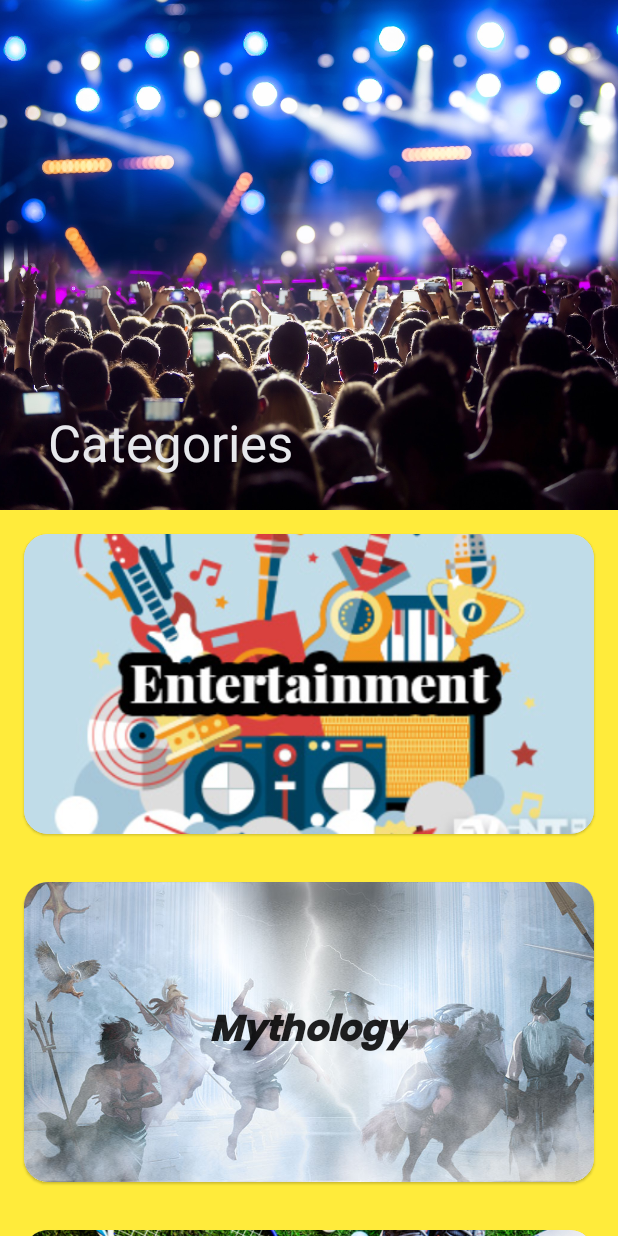
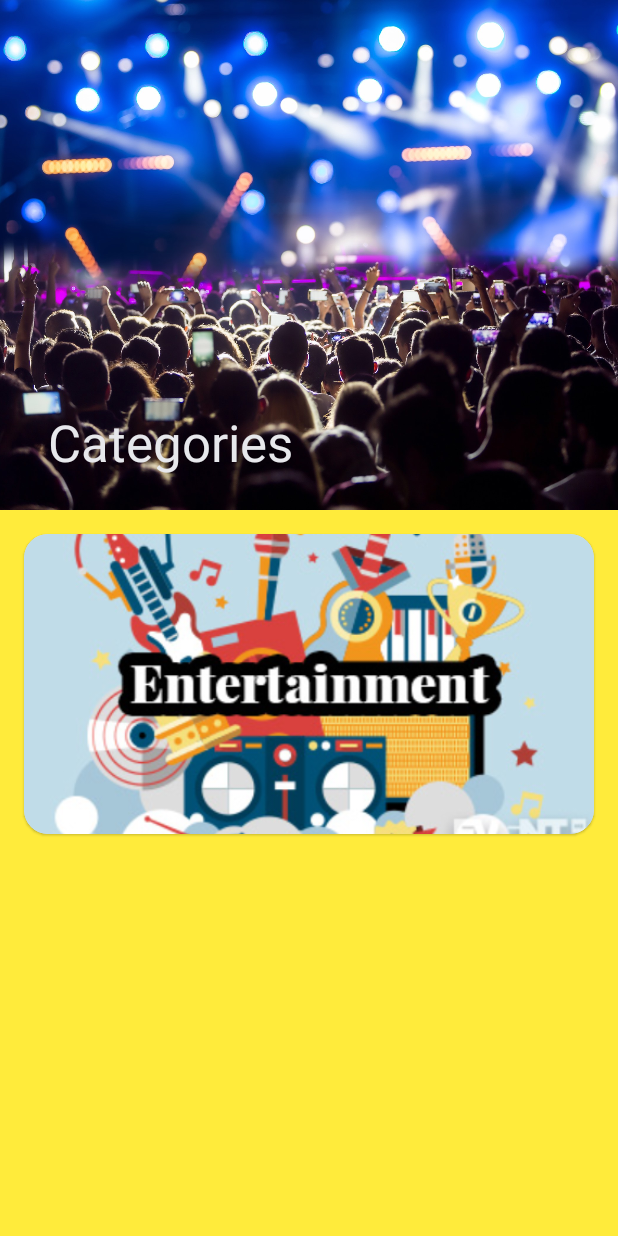
Before and after one commit to githubashutoshsoni/QuizApp, an Android app: the fragment ChooseCategory shown on its own in the app's theme, after a tap on an icon or button, on a phone screen of 412 x 824 dp. Run offline under Robolectric (Android 15) with nearby library versions, the phone set to English and light mode, and no system bars; our stand-ins replace Firebase (no records; nobody signed in at launch, a user with empty details on screens opened directly); libraries missing offline, so code that uses them is left out: io.realm, io.realm.kotlin; 4 statements that could not run were skipped.

Commit message:
added diff and category support

```diff
--- a/QuizApp-master/app/build.gradle
+++ b/QuizApp-master/app/build.gradle
@@ -29,7 +29,7 @@ android {
 
     defaultConfig {
         applicationId "com.example.quizapp"
-        minSdkVersion 21
+        minSdkVersion 23
         targetSdkVersion 29
         versionCode 1
         versionName "1.0"
--- a/QuizApp-master/app/src/main/java/com/example/quizapp/ChooseCategory.kt
+++ b/QuizApp-master/app/src/main/java/com/example/quizapp/ChooseCategory.kt
@@ -38,7 +38,6 @@ class ChooseCategory : Fragment() {
         if (PrefHelper.getUserDetails(activity!!).isNullOrEmpty()) {
 
 
-
             Navigation.findNavController(view!!)
                 .navigate(R.id.action_chooseCategory_to_signUpAndLogIn)
 
@@ -69,6 +68,10 @@ class ChooseCategory : Fragment() {
                 )
             )
 
+            scroll_view.setOnScrollChangeListener { _, _, _, _, _ ->
+
+                header.isSelected = scroll_view.canScrollVertically(-1)
+            }
 
 
             if (activity is MainActivity) {
@@ -107,10 +110,10 @@ class ChooseCategory : Fragment() {
 
 
             when (id) {
-                R.id.entertainment_btn -> openTriviaApi.getResponseData(10)
+                R.id.entertainment_btn -> openTriviaApi.getResponseData(categoryId = 10)
                     .enqueue(ResponseBody())
-                R.id.sport_btn -> openTriviaApi.getResponseData(21).enqueue(ResponseBody())
-                R.id.myth_btn -> openTriviaApi.getResponseData(20).enqueue(ResponseBody())
+                R.id.sport_btn -> openTriviaApi.getResponseData(categoryId = 21).enqueue(ResponseBody())
+                R.id.myth_btn -> openTriviaApi.getResponseData(categoryId = 20).enqueue(ResponseBody())
             }
 
 
--- a/QuizApp-master/app/src/main/java/com/example/quizapp/OpenTriviaApi.kt
+++ b/QuizApp-master/app/src/main/java/com/example/quizapp/OpenTriviaApi.kt
@@ -3,13 +3,18 @@ package com.example.quizapp
 import okhttp3.ResponseBody
 import retrofit2.Call
 import retrofit2.http.GET
-import retrofit2.http.Path
 import retrofit2.http.Query
 
 interface OpenTriviaApi {
 
-    @GET("https://opentdb.com/api.php?amount=10&difficulty=easy&type=multiple&encode=url3986")
-    fun getResponseData(@Query("category") id: Int): Call<ResponseBody>
+    @GET(" ")
+    fun getResponseData(
+        @Query("category") categoryId: Int,
+        @Query("encode") encode: String = "url3986",
+        @Query("type") type: String = "multiple",
+        @Query("difficulty") difficulty: String = "easy",
+        @Query("amount") amount: Int = 10
+    ): Call<ResponseBody>
 
 
 }
--- a/QuizApp-master/app/src/main/java/com/example/quizapp/QuizFragment.kt
+++ b/QuizApp-master/app/src/main/java/com/example/quizapp/QuizFragment.kt
@@ -20,6 +20,7 @@ import com.example.quizapp.model.ScoreModel
 import com.example.quizapp.recycleradapters.OptionsAdapter
 import io.realm.Realm
 import io.realm.kotlin.createObject
+import kotlinx.android.synthetic.main.fragment_choose_category.*
 import kotlinx.android.synthetic.main.fragment_quiz.view.*
 
 private const val ARG_PARAM1 = "param1"
@@ -116,6 +117,7 @@ class QuizFragment : Fragment() {
 
 
             user_name.text = getUserName()
+
             setRecyclerView(this)
 
 
@@ -216,6 +218,8 @@ class QuizFragment : Fragment() {
         val linearLayoutManager = LinearLayoutManager(context);
         optionsAdapter = OptionsAdapter()
         view.choice_recycler_view.adapter = optionsAdapter
+
+
         view.choice_recycler_view.layoutManager = linearLayoutManager
         optionsAdapter.onItemClick = {
             selectedAnswer = it
--- a/QuizApp-master/app/src/main/java/com/example/quizapp/RestApi.kt
+++ b/QuizApp-master/app/src/main/java/com/example/quizapp/RestApi.kt
@@ -20,9 +20,8 @@ class RestApi {
 
 
     init {
-        val retrofit = Retrofit.Builder().baseUrl("http://www.google.com")
+        val retrofit = Retrofit.Builder().baseUrl("https://opentdb.com/api.php/")
             .addConverterFactory(MoshiConverterFactory.create(moshi))
-
             .client(client)
             .build()
         openTriviaApi = retrofit.create(OpenTriviaApi::class.java)
--- /dev/null
+++ b/QuizApp-master/app/src/main/java/com/example/quizapp/model/QuizModel.kt
@@ -0,0 +1,36 @@
+package com.example.quizapp.model
+
+import androidx.recyclerview.widget.DiffUtil
+
+data class QuizModel(
+    var categoryId: Int,
+    var category: String = "",
+    var imgResUrl: String = ""
+)
+
+object QuizDiff : DiffUtil.ItemCallback<QuizModel>() {
+    override fun areItemsTheSame(oldItem: QuizModel, newItem: QuizModel): Boolean {
+        return (oldItem.category == newItem.category)
+
+    }
+
+    override fun areContentsTheSame(oldItem: QuizModel, newItem: QuizModel): Boolean {
+        return oldItem == newItem
+    }
+
+}
+
+val Quizes = listOf(
+
+    QuizModel(9, "General Knowledge", "https://source.unsplash.com/random/800x600"),
+    QuizModel(10, "Books", "https://source.unsplash.com/random/800x600"),
+    QuizModel(11, "Film", "https://source.unsplash.com/random/800x600"),
+    QuizModel(12, "Music", "https://source.unsplash.com/random/800x600"),
+    QuizModel(13, "Musical and Theatres", "https://source.unsplash.com/random/800x600"),
+    QuizModel(14, "Television", "https://source.unsplash.com/random/800x600"),
+    QuizModel(15, "Video games", "https://source.unsplash.com/random/800x600"),
+    QuizModel(16, "Board games", "https://source.unsplash.com/random/800x600"),
+    QuizModel(17, "Science and Nature", "https://source.unsplash.com/random/800x600"),
+    QuizModel(18, "Computers", "https://source.unsplash.com/random/800x600")
+
+)
--- a/QuizApp-master/app/src/main/res/layout/fragment_choose_category.xml
+++ b/QuizApp-master/app/src/main/res/layout/fragment_choose_category.xml
@@ -2,10 +2,12 @@
 <androidx.coordinatorlayout.widget.CoordinatorLayout xmlns:android="http://schemas.android.com/apk/res/android"
     xmlns:app="http://schemas.android.com/apk/res-auto"
     xmlns:tools="http://schemas.android.com/tools"
+    android:id="@+id/header"
     android:layout_width="match_parent"
     android:layout_height="match_parent"
     android:background="?attr/colorPrimarySurface"
     android:fitsSystemWindows="true"
+    android:stateListAnimator="@animator/toolbar_elevator"
     android:theme="@style/QuizApp.Yellow"
     tools:context=".ChooseCategory">
 
@@ -14,8 +16,7 @@
         android:layout_width="match_parent"
         android:layout_height="wrap_content"
         android:fitsSystemWindows="true"
-        android:theme="@style/ThemeOverlay.MyQuiz.Yellow"
-        app:elevation="0dp">
+        android:theme="@style/ThemeOverlay.MyQuiz.Yellow">
 
         <com.google.android.material.appbar.CollapsingToolbarLayout
             android:id="@+id/collapasing_toolbar"
@@ -66,9 +67,9 @@
     <!-- TODO: Update blank fragment layout -->
 
     <androidx.core.widget.NestedScrollView
+        android:id="@+id/scroll_view"
         android:layout_width="match_parent"
         android:layout_height="wrap_content"
-
         app:layout_behavior="@string/appbar_scrolling_view_behavior">
 
 
--- a/QuizApp-master/app/src/main/res/layout/layout_list.xml
+++ b/QuizApp-master/app/src/main/res/layout/layout_list.xml
@@ -4,8 +4,25 @@
     xmlns:app="http://schemas.android.com/apk/res-auto"
     android:id="@+id/layout_list"
     android:layout_width="match_parent"
-    android:stateListAnimator="@animator/topic_selection"
-    android:layout_height="match_parent">
+    android:layout_height="wrap_content"
+    android:stateListAnimator="@animator/topic_selection">
+
+    <com.google.android.material.card.MaterialCardView
+        android:id="@+id/entertainment_btn"
+        android:layout_width="match_parent"
+        android:layout_height="wrap_content"
+        android:layout_margin="16dp">
+
+
+        <ImageView
+            android:layout_width="match_parent"
+            android:layout_height="200dp"
+            android:layout_gravity="center"
+            android:scaleType="centerCrop"
+            app:srcCompat="@drawable/entertain" />
+
+
+    </com.google.android.material.card.MaterialCardView>
 
 
     <androidx.core.widget.ContentLoadingProgressBar
@@ -15,128 +32,9 @@
         android:layout_height="wrap_content"
         android:layout_gravity="center"
         android:backgroundTint="@color/colorAccent"
-        android:foregroundTint="@color/colorAccent">
+        android:foregroundTint="@color/colorAccent"
+        android:visibility="visible">
 
     </androidx.core.widget.ContentLoadingProgressBar>
 
-    <LinearLayout
-        android:layout_width="match_parent"
-        android:layout_height="match_parent"
-        android:orientation="vertical">
-
-        <!--        <TextView-->
-        <!--            android:layout_width="match_parent"-->
-        <!--            android:layout_height="wrap_content"-->
-        <!--            android:layout_marginStart="16dp"-->
-        <!--            android:text="Choose any one"-->
-        <!--            android:textAppearance="?attr/textAppearanceHeadline6"-->
-        <!--            android:visibility="visible">-->
-
-        <!--        </TextView>-->
-
-        <com.google.android.material.card.MaterialCardView
-            android:id="@+id/entertainment_btn"
-            android:layout_width="match_parent"
-            android:layout_height="wrap_content"
-            android:layout_margin="16dp">
-
-            <FrameLayout
-                android:layout_width="match_parent"
-                android:layout_height="wrap_content"
-                android:orientation="vertical">
-
-                <ImageView
-                    android:layout_width="match_parent"
-                    android:layout_height="200dp"
-                    android:layout_gravity="center"
-                    android:scaleType="centerCrop"
-                    app:srcCompat="@drawable/entertain">
-
-                </ImageView>
-
-
-            </FrameLayout>
-
-
-        </com.google.android.material.card.MaterialCardView>
-
-        <com.google.android.material.card.MaterialCardView
-            android:id="@+id/myth_btn"
-            android:layout_width="match_parent"
-            android:layout_height="wrap_content"
-            android:layout_margin="16dp">
-
-            <FrameLayout
-                android:layout_width="match_parent"
-                android:layout_height="wrap_content"
-                android:orientation="vertical">
-
-                <ImageView
-                    android:layout_width="match_parent"
-                    android:layout_height="200dp"
-                    android:layout_gravity="center"
-                    android:scaleType="centerCrop"
-                    app:srcCompat="@drawable/myth">
-
-                </ImageView>
-
-                <TextView
-
-                    android:layout_width="wrap_content"
-                    android:layout_height="wrap_content"
-                    android:layout_gravity="center"
-                    android:text="Mythology"
-
-                    android:textAppearance="?attr/textAppearanceHeadline5"
-                    android:textStyle="bold|italic">
-
-                </TextView>
-
-            </FrameLayout>
-
-
-        </com.google.android.material.card.MaterialCardView>
-
-
-        <com.google.android.material.card.MaterialCardView
-            android:id="@+id/sport_btn"
-            android:layout_width="match_parent"
-            android:layout_height="wrap_content"
-            android:layout_margin="16dp">
-
-            <FrameLayout
-                android:layout_width="match_parent"
-                android:layout_height="wrap_content"
-                android:orientation="vertical">
-
-                <ImageView
-                    android:layout_width="match_parent"
-                    android:layout_height="200dp"
-                    android:layout_gravity="center"
-                    android:scaleType="centerCrop"
-                    app:srcCompat="@drawable/sports">
-
-                </ImageView>
-
-                <TextView
-
-                    android:layout_width="wrap_content"
-                    android:layout_height="wrap_content"
-                    android:layout_gravity="center"
-                    android:text="Sports"
-
-                    android:textAppearance="?attr/textAppearanceHeadline5"
-
-                    android:textStyle="bold|italic">
-
-                </TextView>
-
-            </FrameLayout>
-
-        </com.google.android.material.card.MaterialCardView>
-
-
-    </LinearLayout>
-
-
 </FrameLayout>
--- a/QuizApp-master/app/src/main/res/navigation/main.xml
+++ b/QuizApp-master/app/src/main/res/navigation/main.xml
@@ -12,7 +12,9 @@
         tools:layout="@layout/fragment_quiz" >
         <action
             android:id="@+id/action_quizFragment_to_finalResult"
-            app:destination="@id/finalResult" />
+            app:destination="@id/finalResult"
+            app:popUpTo="@id/quizFragment"
+            app:popUpToInclusive="true" />
         <action
             android:id="@+id/action_quizFragment_self"
             app:destination="@id/quizFragment" />
@@ -49,7 +51,8 @@
         <action
             android:id="@+id/action_finalResult_to_chooseCategory"
             app:destination="@id/chooseCategory"
-            app:popUpTo="@id/chooseCategory"
+            app:launchSingleTop="true"
+            app:popUpTo="@id/finalResult"
             app:popUpToInclusive="true" />
         <action
             android:id="@+id/action_finalResult_to_signUpAndLogIn"
```
Also changed, not shown: QuizApp-master/app/src/main/res/animator/toolbar_elevator.xml (added, +20 -0 lines).
